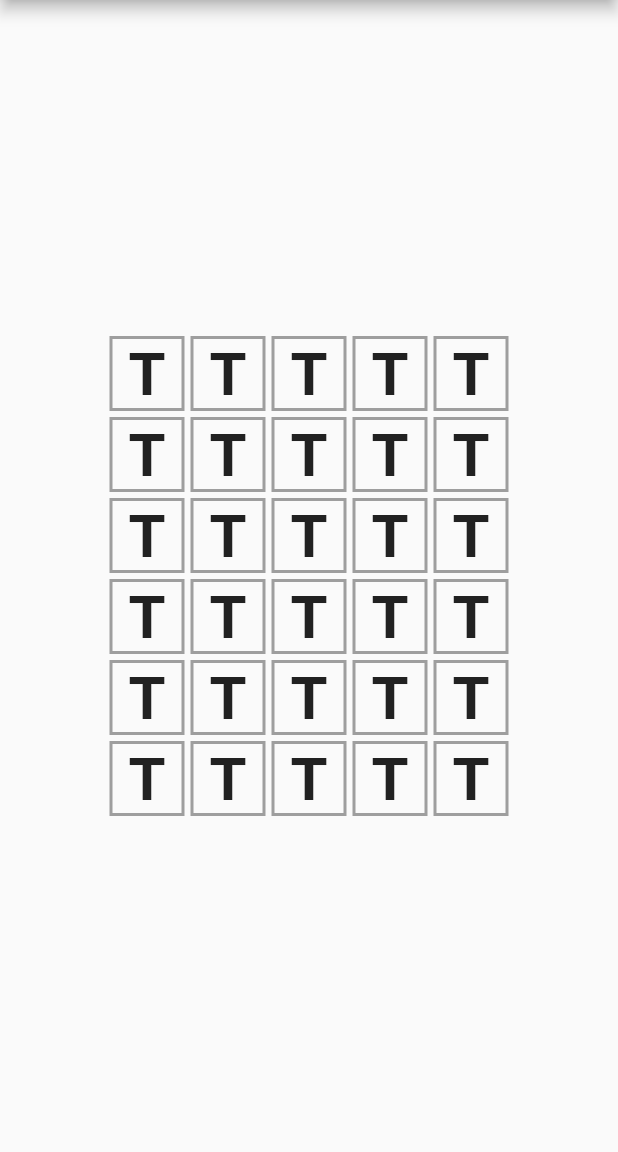
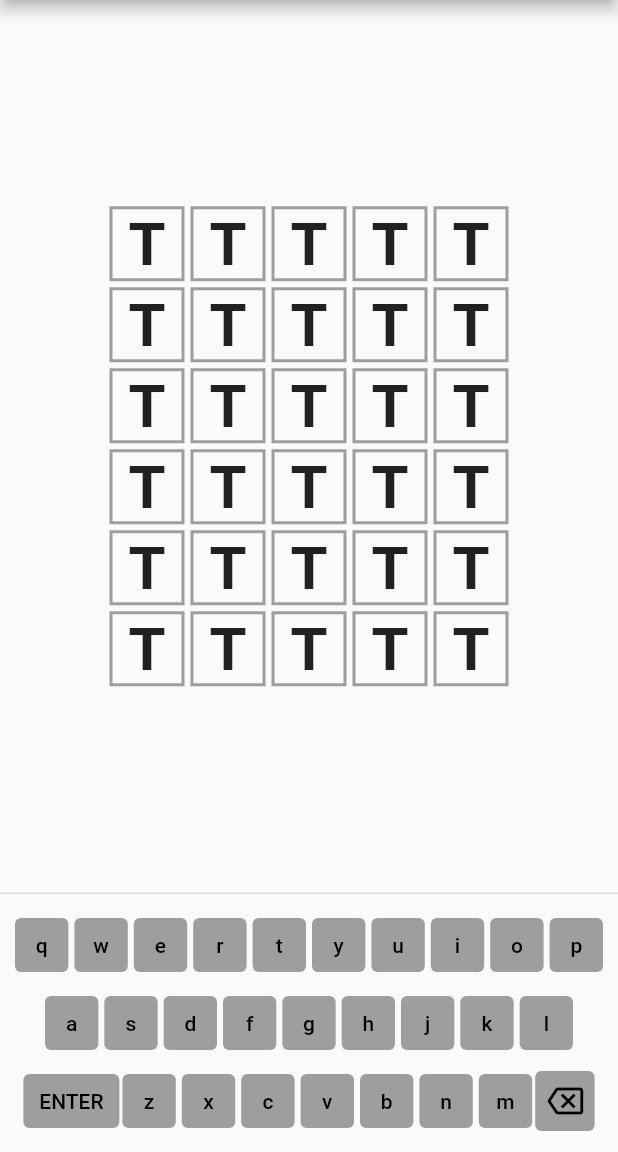
Before and after one commit to nramirez/spanish_wordle_flutter, a Flutter app: the screen it shows after launch, on a phone screen of 412 x 824 dp, the part 84-1236 px from its top. Run offline on Flutter 3.47's test engine with Material 2 defaults, Android fonts, the phone set to English and light mode, and no system bars.

Commit message:
qwerty design

```diff
--- /dev/null
+++ b/lib/components/qwerty.dart
@@ -0,0 +1,72 @@
+import 'package:flutter/material.dart';
+
+const List<String> boardkeys = ["qwertyuiop", "asdfghjkl", "zxcvbnm"];
+
+class Qwerty extends StatelessWidget {
+  const Qwerty({Key? key}) : super(key: key);
+
+  Widget buildRow(int idx) {
+    List<Widget> children = boardkeys[idx]
+        .split('')
+        .map((t) => Flexible(
+              child: Padding(
+                padding: const EdgeInsets.all(2),
+                child: TextButton(
+                    onPressed: () => {},
+                    style: TextButton.styleFrom(
+                        alignment: Alignment.center,
+                        backgroundColor: Colors.grey),
+                    child: Text(
+                      t,
+                      style: const TextStyle(color: Colors.black),
+                    )),
+              ),
+            ))
+        .toList();
+
+    if (idx == boardkeys.length - 1) {
+      children.insert(
+          0,
+          Flexible(
+              flex: 2,
+              child: TextButton(
+                onPressed: () => {},
+                style: TextButton.styleFrom(
+                    alignment: Alignment.center, backgroundColor: Colors.grey),
+                child: const Text(
+                  "ENTER",
+                  style: TextStyle(color: Colors.black),
+                ),
+              )));
+      children.add(Flexible(
+          child: TextButton(
+              onPressed: () => {},
+              style: TextButton.styleFrom(
+                  alignment: Alignment.center, backgroundColor: Colors.grey),
+              child: const Icon(
+                Icons.backspace_outlined,
+                color: Colors.black,
+              ))));
+    }
+
+    return Row(mainAxisAlignment: MainAxisAlignment.center, children: children);
+  }
+
+  @override
+  Widget build(BuildContext context) {
+    return Flexible(
+      child: Column(
+        mainAxisAlignment: MainAxisAlignment.center,
+        children: [
+          Flexible(child: buildRow(0)),
+          Flexible(
+              child: Padding(
+            padding: const EdgeInsets.symmetric(horizontal: 20),
+            child: buildRow(1),
+          )),
+          Flexible(child: buildRow(2))
+        ],
+      ),
+    );
+  }
+}
--- a/lib/main.dart
+++ b/lib/main.dart
@@ -1,4 +1,5 @@
 import 'package:flutter/material.dart';
+import 'package:wordle/components/qwerty.dart';
 import 'package:wordle/game_state.dart';
 
 import 'components/board.dart';
@@ -49,6 +50,7 @@ class _MyHomePageState extends State<MyHomePage> {
       body: Center(
         child: Board(state: state),
       ),
+      persistentFooterButtons: const [Qwerty()],
     );
   }
 }
```
